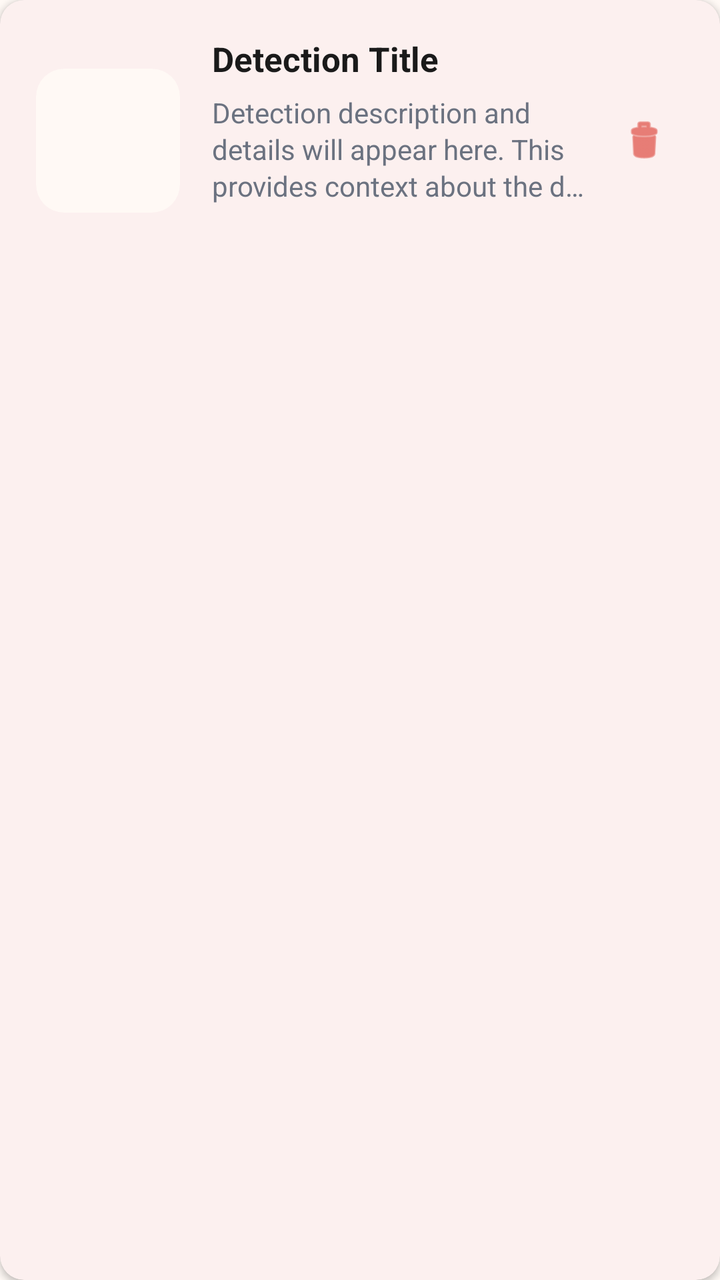
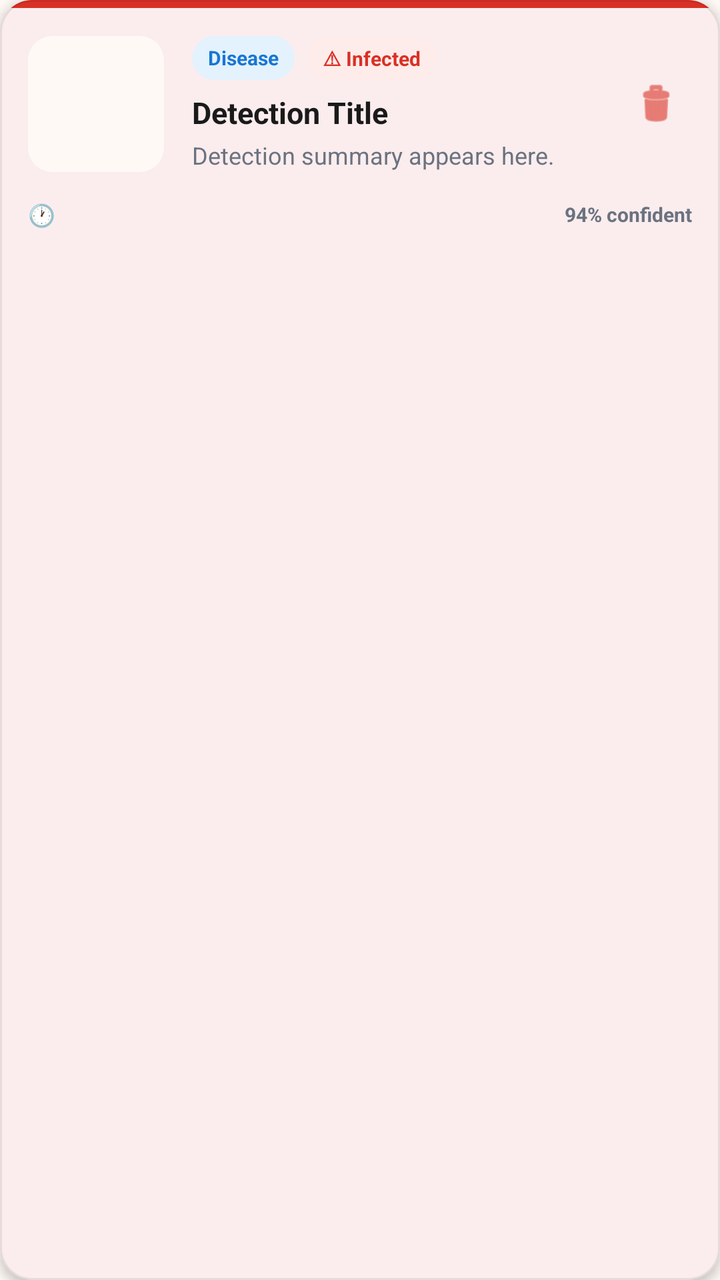

Screens rendered from an Android XML layout before and after an edit, with the pre-edit source and the edit as a unified diff.
<!-- AndroidManifest.xml: application theme Theme.TomatoApp -->
<!-- res/layout/item_detection_history.xml -->
<?xml version="1.0" encoding="utf-8"?>
<com.google.android.material.card.MaterialCardView xmlns:android="http://schemas.android.com/apk/res/android"
    xmlns:app="http://schemas.android.com/apk/res-auto"
    android:layout_width="match_parent"
    android:layout_height="wrap_content"
    android:layout_marginBottom="12dp"
    app:cardBackgroundColor="@color/white"
    app:cardCornerRadius="12dp"
    app:cardElevation="2dp"
    app:strokeWidth="0dp"
    android:clickable="true"
    android:focusable="true"
    android:foreground="?android:attr/selectableItemBackground">

    <LinearLayout
        android:layout_width="match_parent"
        android:layout_height="wrap_content"
        android:orientation="horizontal"
        android:padding="18dp"
        android:gravity="center_vertical">

        
        <com.google.android.material.card.MaterialCardView
            android:layout_width="72dp"
            android:layout_height="72dp"
            android:layout_marginEnd="16dp"
            app:cardCornerRadius="14dp"
            app:cardElevation="0dp"
            app:strokeWidth="0dp"
            app:cardBackgroundColor="@color/soft_cream">

            <ImageView
                android:id="@+id/historyItemImage"
                android:layout_width="match_parent"
                android:layout_height="match_parent"
                android:src="@mipmap/ic_logo"
                android:scaleType="centerCrop"
                android:contentDescription="Detection image" />
        </com.google.android.material.card.MaterialCardView>

        
        <LinearLayout
            android:layout_width="0dp"
            android:layout_height="wrap_content"
            android:layout_weight="1"
            android:orientation="vertical">

            <TextView
                android:id="@+id/historyItemTitle"
                android:layout_width="wrap_content"
                android:layout_height="wrap_content"
                android:text="Detection Title"
                android:textColor="@color/text_primary"
                android:textSize="17sp"
                android:textStyle="bold"
                android:layout_marginBottom="6dp"
                android:maxLines="2"
                android:ellipsize="end" />

            <TextView
                android:id="@+id/historyItemDescription"
                android:layout_width="match_parent"
                android:layout_height="wrap_content"
                android:text="Detection description and details will appear here. This provides context about the detected pest or disease."
                android:textColor="@color/text_secondary"
                android:textSize="14sp"
                android:maxLines="3"
                android:ellipsize="end"
                android:lineSpacingExtra="2dp" />

            <TextView
                android:id="@+id/historyItemContext"
                android:layout_width="wrap_content"
                android:layout_height="wrap_content"
                android:layout_marginTop="4dp"
                android:textColor="@color/text_secondary"
                android:textSize="12sp"
                android:maxLines="1"
                android:ellipsize="end" />
        </LinearLayout>

        
        <ImageButton
            android:id="@+id/deleteButton"
            android:layout_width="40dp"
            android:layout_height="40dp"
            android:layout_marginStart="8dp"
            android:src="@android:drawable/ic_menu_delete"
            android:background="?attr/selectableItemBackgroundBorderless"
            android:contentDescription="Delete"
            app:tint="@color/error"
            android:scaleType="centerInside"
            android:padding="8dp"
            android:clickable="true"
            android:focusable="true" />
    </LinearLayout>
</com.google.android.material.card.MaterialCardView>
<!-- resources referenced by this layout -->
<resources>
  <color name="error">#D93025</color>
  <color name="soft_cream">#FFF9F5</color>
  <color name="text_primary">#1A1A1A</color>
  <color name="text_secondary">#6B7280</color>
  <color name="white">#FFFFFFFF</color>
  <!-- mipmap ic_logo (mipmap-anydpi-v26) -->
  <?xml version="1.0" encoding="utf-8"?>
  <adaptive-icon xmlns:android="http://schemas.android.com/apk/res/android">
      <background android:drawable="@color/ic_logo_background"/>
      <foreground android:drawable="@mipmap/ic_logo_foreground"/>
  </adaptive-icon>
  <style name="Theme.TomatoApp" parent="Base.Theme.TomatoApp" />
  <color name="ic_logo_background">#E4E3DF</color>
  <style name="Base.Theme.TomatoApp" parent="Theme.Material3.DayNight.NoActionBar">
          
          <item name="colorPrimary">@color/tomato_red</item>
          <item name="colorOnPrimary">@color/white</item>
          <item name="colorSecondary">@color/fresh_green</item>
          <item name="colorOnSecondary">@color/white</item>
          <item name="colorSurface">@color/surface</item>
          <item name="colorOnSurface">@color/text_primary</item>
          <item name="colorError">@color/error</item>
          <item name="android:windowBackground">@color/bg_light_gray</item>
      </style>
  <color name="tomato_red">#D93025</color>
  <color name="fresh_green">#3DBE5A</color>
  <color name="surface">#FFFFFF</color>
  <color name="bg_light_gray">#FFF9F5</color>
</resources>

<!-- the commit's change to res/layout/item_detection_history.xml (unified diff, before → after) -->
@@ -5,9 +5,10 @@
     android:layout_height="wrap_content"
     android:layout_marginBottom="12dp"
     app:cardBackgroundColor="@color/white"
-    app:cardCornerRadius="12dp"
-    app:cardElevation="2dp"
-    app:strokeWidth="0dp"
+    app:cardCornerRadius="16dp"
+    app:cardElevation="3dp"
+    app:strokeWidth="1dp"
+    app:strokeColor="@color/divider"
     android:clickable="true"
     android:focusable="true"
     android:foreground="?android:attr/selectableItemBackground">
@@ -15,83 +16,182 @@
     <LinearLayout
         android:layout_width="match_parent"
         android:layout_height="wrap_content"
-        android:orientation="horizontal"
-        android:padding="18dp"
-        android:gravity="center_vertical">
+        android:orientation="vertical">
 
         
-        <com.google.android.material.card.MaterialCardView
-            android:layout_width="72dp"
-            android:layout_height="72dp"
-            android:layout_marginEnd="16dp"
-            app:cardCornerRadius="14dp"
-            app:cardElevation="0dp"
-            app:strokeWidth="0dp"
-            app:cardBackgroundColor="@color/soft_cream">
+        <View
+            android:id="@+id/statusAccentBar"
+            android:layout_width="match_parent"
+            android:layout_height="4dp"
+            android:background="@color/tomato_red" />
 
-            <ImageView
-                android:id="@+id/historyItemImage"
-                android:layout_width="match_parent"
-                android:layout_height="match_parent"
-                android:src="@mipmap/ic_logo"
-                android:scaleType="centerCrop"
-                android:contentDescription="Detection image" />
-        </com.google.android.material.card.MaterialCardView>
+        <LinearLayout
+            android:layout_width="match_parent"
+            android:layout_height="wrap_content"
+            android:orientation="horizontal"
+            android:padding="14dp"
+            android:gravity="center_vertical">
+
+            
+            <com.google.android.material.card.MaterialCardView
+                android:layout_width="68dp"
+                android:layout_height="68dp"
+                android:layout_marginEnd="14dp"
+                app:cardCornerRadius="12dp"
+                app:cardElevation="0dp"
+                app:strokeWidth="0dp"
+                app:cardBackgroundColor="@color/soft_cream">
+
+                <ImageView
+                    android:id="@+id/historyItemImage"
+                    android:layout_width="match_parent"
+                    android:layout_height="match_parent"
+                    android:src="@mipmap/ic_logo"
+                    android:scaleType="centerCrop"
+                    android:contentDescription="Detection image" />
+            </com.google.android.material.card.MaterialCardView>
+
+            
+            <LinearLayout
+                android:layout_width="0dp"
+                android:layout_height="wrap_content"
+                android:layout_weight="1"
+                android:orientation="vertical">
+
+                
+                <LinearLayout
+                    android:layout_width="match_parent"
+                    android:layout_height="wrap_content"
+                    android:orientation="horizontal"
+                    android:gravity="center_vertical"
+                    android:layout_marginBottom="6dp">
+
+                    
+                    <com.google.android.material.card.MaterialCardView
+                        android:id="@+id/scanTypeTag"
+                        android:layout_width="wrap_content"
+                        android:layout_height="22dp"
+                        android:layout_marginEnd="6dp"
+                        app:cardCornerRadius="11dp"
+                        app:cardElevation="0dp"
+                        app:cardBackgroundColor="@color/blue_light"
+                        app:strokeWidth="0dp">
+
+                        <TextView
+                            android:id="@+id/scanTypeText"
+                            android:layout_width="wrap_content"
+                            android:layout_height="match_parent"
+                            android:text="Disease"
+                            android:textColor="@color/blue"
+                            android:textSize="10sp"
+                            android:textStyle="bold"
+                            android:gravity="center"
+                            android:paddingStart="8dp"
+                            android:paddingEnd="8dp" />
+                    </com.google.android.material.card.MaterialCardView>
+
+                    
+                    <com.google.android.material.card.MaterialCardView
+                        android:id="@+id/resultStatusTag"
+                        android:layout_width="wrap_content"
+                        android:layout_height="22dp"
+                        app:cardCornerRadius="11dp"
+                        app:cardElevation="0dp"
+                        app:cardBackgroundColor="@color/red_light"
+                        app:strokeWidth="0dp">
+
+                        <TextView
+                            android:id="@+id/resultStatusText"
+                            android:layout_width="wrap_content"
+                            android:layout_height="match_parent"
+                            android:text="⚠ Infected"
+                            android:textColor="@color/tomato_red"
+                            android:textSize="10sp"
+                            android:textStyle="bold"
+                            android:gravity="center"
+                            android:paddingStart="8dp"
+                            android:paddingEnd="8dp" />
+                    </com.google.android.material.card.MaterialCardView>
+                </LinearLayout>
+
+                
+                <TextView
+                    android:id="@+id/historyItemTitle"
+                    android:layout_width="match_parent"
+                    android:layout_height="wrap_content"
+                    android:text="Detection Title"
+                    android:textColor="@color/text_primary"
+                    android:textSize="15sp"
+                    android:textStyle="bold"
+                    android:layout_marginBottom="3dp"
+                    android:maxLines="2"
+                    android:ellipsize="end" />
+
+                
+                <TextView
+                    android:id="@+id/historyItemDescription"
+                    android:layout_width="match_parent"
+                    android:layout_height="wrap_content"
+                    android:text="Detection summary appears here."
+                    android:textColor="@color/text_secondary"
+                    android:textSize="12sp"
+                    android:maxLines="2"
+                    android:ellipsize="end"
+                    android:lineSpacingExtra="2dp" />
+            </LinearLayout>
+
+            
+            <ImageButton
+                android:id="@+id/deleteButton"
+                android:layout_width="36dp"
+                android:layout_height="36dp"
+                android:layout_marginStart="6dp"
+                android:src="@android:drawable/ic_menu_delete"
+                android:background="?attr/selectableItemBackgroundBorderless"
+                android:contentDescription="Delete"
+                app:tint="@color/error"
+                android:scaleType="centerInside"
+                android:padding="6dp"
+                android:clickable="true"
+                android:focusable="true" />
+        </LinearLayout>
 
         
         <LinearLayout
-            android:layout_width="0dp"
+            android:layout_width="match_parent"
             android:layout_height="wrap_content"
-            android:layout_weight="1"
-            android:orientation="vertical">
+            android:orientation="horizontal"
+            android:gravity="center_vertical"
+            android:paddingStart="14dp"
+            android:paddingEnd="14dp"
+            android:paddingBottom="10dp">
 
             <TextView
-                android:id="@+id/historyItemTitle"
                 android:layout_width="wrap_content"
                 android:layout_height="wrap_content"
-                android:text="Detection Title"
-                android:textColor="@color/text_primary"
-                android:textSize="17sp"
-                android:textStyle="bold"
-                android:layout_marginBottom="6dp"
-                android:maxLines="2"
-                android:ellipsize="end" />
-
-            <TextView
-                android:id="@+id/historyItemDescription"
-                android:layout_width="match_parent"
-                android:layout_height="wrap_content"
-                android:text="Detection description and details will appear here. This provides context about the detected pest or disease."
-                android:textColor="@color/text_secondary"
-                android:textSize="14sp"
-                android:maxLines="3"
-                android:ellipsize="end"
-                android:lineSpacingExtra="2dp" />
+                android:text="🕐"
+                android:textSize="11sp"
+                android:layout_marginEnd="4dp" />
 
             <TextView
                 android:id="@+id/historyItemContext"
+                android:layout_width="0dp"
+                android:layout_height="wrap_content"
+                android:layout_weight="1"
+                android:textColor="@color/text_secondary"
+                android:textSize="11sp"
+                android:maxLines="1"
+                android:ellipsize="end" />
+
+            
+            <TextView
+                android:id="@+id/confidenceText"
                 android:layout_width="wrap_content"
                 android:layout_height="wrap_content"
-                android:layout_marginTop="4dp"
-                android:textColor="@color/text_secondary"
-                android:textSize="12sp"
-                android:maxLines="1"
-                android:ellipsize="end" />
+                android:text="94% confident"
+                android:textColor="@color/muted"
+                android:textSize="10sp"
+                android:textStyle="bold" />
         </LinearLayout>
-
-        
-        <ImageButton
-            android:id="@+id/deleteButton"
-            android:layout_width="40dp"
-            android:layout_height="40dp"
-            android:layout_marginStart="8dp"
-            android:src="@android:drawable/ic_menu_delete"
-            android:background="?attr/selectableItemBackgroundBorderless"
-            android:contentDescription="Delete"
-            app:tint="@color/error"
-            android:scaleType="centerInside"
-            android:padding="8dp"
-            android:clickable="true"
-            android:focusable="true" />
     </LinearLayout>
 </com.google.android.material.card.MaterialCardView>
<!-- resource entries referenced after the edit -->
@@ -1,6 +1,11 @@
 <!-- resources referenced by this layout -->
 <resources>
+  <color name="blue">#1976D2</color>
+  <color name="blue_light">#E3F2FD</color>
+  <color name="divider">#14000000</color>
   <color name="error">#D93025</color>
+  <color name="muted">#6B7280</color>
+  <color name="red_light">#FDECEA</color>
   <color name="soft_cream">#FFF9F5</color>
   <color name="text_primary">#1A1A1A</color>
   <color name="text_secondary">#6B7280</color>
